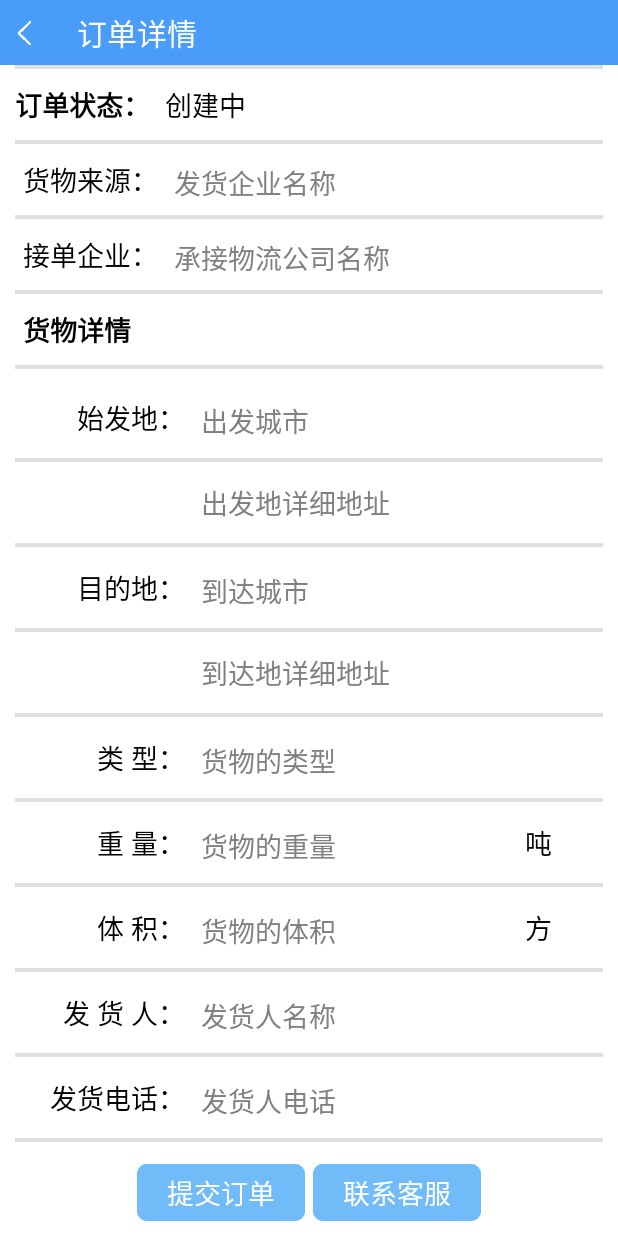
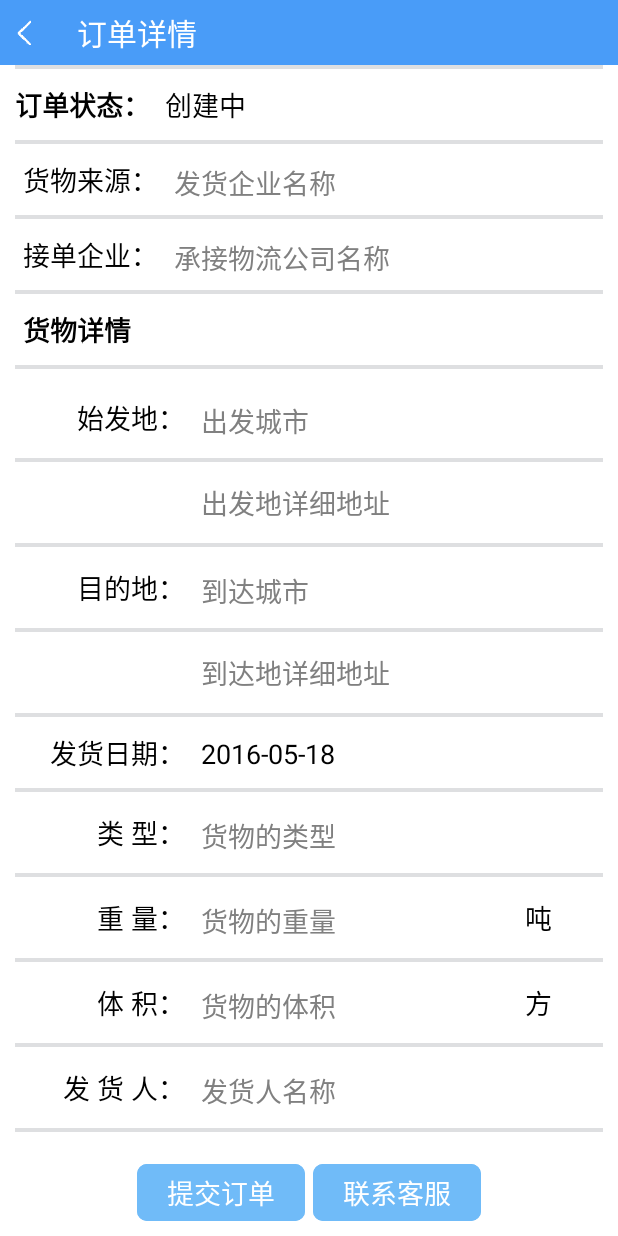
Before and after one commit to soon14/LogisticsTraffic, an Android app: the OrderDetailActivity screen opened directly, with no data from a screen before it, on a phone screen of 412 x 824 dp. Run offline under Robolectric (Android 15) with nearby library versions, the phone set to English and light mode, and no system bars; our stand-ins replace CircleImageView; libraries missing offline, so code that uses them is left out: com.alibaba.fastjson; 1 statement that could not run was skipped.

Commit message:
bug修改；添加订单中发货日期；

```diff
--- a/app/build.gradle
+++ b/app/build.gradle
@@ -33,8 +33,8 @@
         applicationId "com.bt.zhangzy.logisticstraffic"
         minSdkVersion 15
         targetSdkVersion 21
-        versionCode 10
-        versionName "1.9"
+        versionCode 11
+        versionName "1.10"
 
         // dex突破65535的限制
 //        multiDexEnabled true
--- a/app/src/main/java/com/bt/zhangzy/logisticstraffic/activity/HomeActivity.java
+++ b/app/src/main/java/com/bt/zhangzy/logisticstraffic/activity/HomeActivity.java
@@ -480,7 +480,7 @@
         ConfirmDialog.showConfirmDialog(this, "是否退出?", "返回", "退出", new View.OnClickListener() {
             @Override
             public void onClick(View v) {
-                getApp().Exit(User.getInstance().isSave());
+                getApp().Exit(HomeActivity.this,User.getInstance().isSave());
             }
         });
     }
@@ -490,7 +490,7 @@
         ConfirmDialog.showConfirmDialog(this, "是否注销并退出程序?", "返回", "退出", new View.OnClickListener() {
             @Override
             public void onClick(View v) {
-                getApp().Exit(false);
+                getApp().Exit(HomeActivity.this,false);
             }
         });
     }
--- a/app/src/main/java/com/bt/zhangzy/logisticstraffic/activity/SourceCarDetailActivity.java
+++ b/app/src/main/java/com/bt/zhangzy/logisticstraffic/activity/SourceCarDetailActivity.java
@@ -9,6 +9,7 @@
 import com.bt.zhangzy.logisticstraffic.app.BaseActivity;
 import com.bt.zhangzy.logisticstraffic.d.R;
 import com.bt.zhangzy.logisticstraffic.data.User;
+import com.bt.zhangzy.logisticstraffic.view.CallPhoneDialog;
 import com.bt.zhangzy.network.AppURL;
 import com.bt.zhangzy.network.HttpHelper;
 import com.bt.zhangzy.network.JsonCallback;
@@ -91,7 +92,9 @@
         if (!User.getInstance().checkUserVipStatus(this)) {
             return;
         }
-        getApp().callPhone(jsonCar.getPhoneNumber());
+        new CallPhoneDialog(this)
+                .setPhoneNum(jsonCar.getPhoneNumber())
+                .show();
     }
 
     private void requestAddMotorcade() {
--- a/app/src/main/java/com/bt/zhangzy/logisticstraffic/app/BaseActivity.java
+++ b/app/src/main/java/com/bt/zhangzy/logisticstraffic/app/BaseActivity.java
@@ -62,7 +62,7 @@
     @Override
     protected void onCreate(Bundle savedInstanceState) {
         super.onCreate(savedInstanceState);
-        getApp().setCurrentAct(this);
+        Log.w(TAG, "当前Activity=" + this.TAG);
         //避免弹出的键盘遮挡输入框的问题
         //这样会让屏幕整体上移。如果加上的 是 android:windowSoftInputMode="adjustPan"这样键盘就会覆盖屏幕。
         //AndroidManifest.xml的Activity设置属性：android:windowSoftInputMode = "adjustResize"
--- a/app/src/main/res/layout/activity_order_detail.xml
+++ b/app/src/main/res/layout/activity_order_detail.xml
@@ -188,7 +188,23 @@
                         android:minLines="1"
                         android:singleLine="false" />
                 </TableRow>
+                <View style="@style/line_style_horizontal" />
 
+                <TableRow>
+
+                    <TextView
+                        style="@style/tx_order_style"
+                        android:gravity="right"
+                        android:text="发货日期：" />
+
+                    <TextView
+                        android:id="@+id/order_detail_start_date"
+                        style="@style/tx_order_style"
+                        android:background="@color/transparent"
+                        android:hint="选择发货日期"
+                        android:inputType="date"
+                        android:onClick="onClick_InputDate" />
+                </TableRow>
                 <View style="@style/line_style_horizontal" />
 
                 <TableRow
@@ -378,6 +394,7 @@
                         android:src="@drawable/add_devices" />
                 </TableRow>
 
+
                 <View style="@style/line_style_horizontal" />
 
                 <TableRow
@@ -406,6 +423,7 @@
             </TableLayout>
 
             <View style="@style/line_style_horizontal" />
+
             <Button
                 android:id="@+id/order_detail_select_driver_bt"
                 style="@style/order_button_style"
```
Also changed, not shown: app/src/main/java/com/bt/zhangzy/logisticstraffic/activity/OrderDetailActivity.java (+55 -11 lines), app/src/main/java/com/bt/zhangzy/logisticstraffic/app/LogisticsTrafficApplication.java (+14 -28 lines), app/src/main/java/com/bt/zhangzy/logisticstraffic/view/CallPhoneDialog.java (+0 -12 lines), 5 other files.
